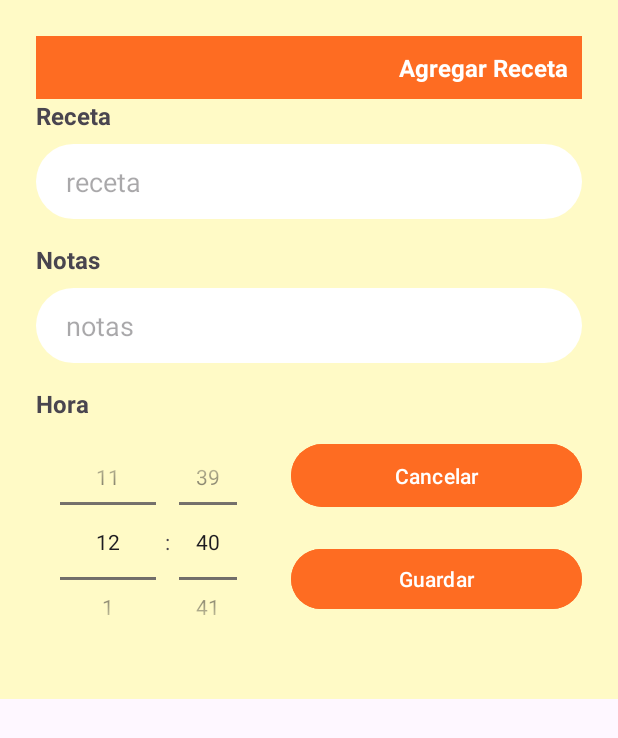
After one commit to fely-06/PROYECTO-MOVIL, an Android app: the layout fragment_agregar_receta_agenda.xml on its own in the app's theme, with its tools: preview values and no code run, on a phone screen of 412 x 824 dp. The commit adds this screen. Shown: the top 738 px of the screen. Run offline under Robolectric (Android 15) with nearby library versions, the phone set to English and light mode, and no system bars.

Commit message:
Actualizacion: Insert a agenda

```diff
--- a/app/src/main/java/com/example/smartmealsproyecto/ClassDetAgenda.kt
+++ b/app/src/main/java/com/example/smartmealsproyecto/ClassDetAgenda.kt
@@ -3,6 +3,7 @@ package com.example.smartmealsproyecto
 import java.sql.Time
 
 data class ClassDetAgenda(
+    val idAg: Int,
     val id: Int,
     val tipoCom: String,
     val nombre: String,
--- a/app/src/main/java/com/example/smartmealsproyecto/Graficas.kt
+++ b/app/src/main/java/com/example/smartmealsproyecto/Graficas.kt
@@ -82,7 +82,7 @@ class Graficas : Fragment() {
 
         // Configurar dataset
         val dataSet = BarDataSet(entries, "Veces usado")
-        dataSet.color = Color.parseColor("#FF6F00")
+        dataSet.color = Color.parseColor("#fe6c22")
         dataSet.valueTextSize = 12f
         dataSet.valueTextColor = Color.BLACK
 
--- /dev/null
+++ b/app/src/main/res/layout/fragment_agregar_receta_agenda.xml
@@ -0,0 +1,109 @@
+<?xml version="1.0" encoding="utf-8"?>
+<LinearLayout xmlns:android="http://schemas.android.com/apk/res/android"
+    android:layout_width="match_parent"
+    android:layout_height="wrap_content"
+    android:orientation="vertical"
+    android:background="@color/AmarilloClaro"
+    android:padding="24dp">
+
+    <LinearLayout
+        android:layout_width="match_parent"
+        android:layout_height="wrap_content"
+        android:padding="10dp"
+        android:background="@color/NaranjaFuerte"
+        >
+        <TextView
+            android:layout_width="match_parent"
+            android:layout_height="wrap_content"
+            android:text="Agregar Receta"
+            android:textStyle="bold"
+            android:textAlignment="textEnd"
+            android:textColor="@color/white"
+            android:textSize="16dp"
+            />
+
+    </LinearLayout>
+    <TextView
+        android:layout_width="wrap_content"
+        android:layout_height="wrap_content"
+        android:text="Receta"
+        android:textSize="16sp"
+        android:textStyle="bold" />
+
+    <EditText
+        android:id="@+id/recetanombre"
+        android:layout_width="match_parent"
+        android:layout_height="50dp"
+        android:hint="receta"
+        android:enabled="false"
+        android:layout_marginTop="8dp"
+        android:background="@drawable/editext_redondeado"
+        android:paddingStart="20dp"/>
+
+    <TextView
+        android:layout_width="wrap_content"
+        android:layout_height="wrap_content"
+        android:text="Notas"
+        android:textSize="16sp"
+        android:textStyle="bold"
+        android:layout_marginTop="16dp" />
+    <EditText
+        android:id="@+id/notas"
+        android:layout_width="match_parent"
+        android:layout_height="50dp"
+        android:hint="notas"
+        android:layout_marginTop="8dp"
+        android:background="@drawable/editext_redondeado"
+        android:paddingStart="20dp"/>
+
+    <LinearLayout
+        android:layout_width="match_parent"
+        android:layout_height="200dp"
+        android:orientation="horizontal">
+        <LinearLayout
+            android:layout_width="150dp"
+            android:layout_height="wrap_content"
+            android:orientation="vertical">
+            <TextView
+                android:layout_width="wrap_content"
+                android:layout_height="wrap_content"
+                android:text="Hora"
+                android:textSize="16sp"
+                android:textStyle="bold"
+                android:layout_marginTop="16dp" />
+            <TimePicker
+                android:id="@+id/timePic"
+                android:layout_width="wrap_content"
+                android:layout_height="wrap_content"
+                android:timePickerMode="spinner"
+                />
+        </LinearLayout>
+
+        <LinearLayout
+            android:layout_width="match_parent"
+            android:layout_height="wrap_content"
+            android:orientation="vertical"
+            android:layout_marginStart="20dp">
+            <Button
+                android:id="@+id/btncancelar"
+                android:layout_width="match_parent"
+                android:layout_height="50dp"
+                android:text="Cancelar"
+                android:backgroundTint="@color/NaranjaFuerte"
+                android:textColor="@color/white"
+                android:layout_marginTop="50dp"
+                />
+            <Button
+                android:id="@+id/btnguardar"
+                android:layout_width="match_parent"
+                android:layout_height="match_parent"
+                android:text="Guardar"
+                android:backgroundTint="@color/NaranjaFuerte"
+                android:textColor="@color/white"
+                android:layout_marginTop="20dp"
+                />
+        </LinearLayout>
+
+    </LinearLayout>
+
+</LinearLayout>
--- a/app/src/main/res/layout/fragment_calendario.xml
+++ b/app/src/main/res/layout/fragment_calendario.xml
@@ -38,7 +38,7 @@
     <CalendarView
         android:id="@+id/calend"
         android:layout_width="match_parent"
-        android:layout_height="400dp"
+        android:layout_height="390dp"
         android:background="@drawable/editext_redondeado"
         android:layout_marginTop="10dp"
         android:paddingBottom="20dp"
```
Also changed, not shown: app/src/main/java/com/example/smartmealsproyecto/AgregarRecetaAgenda.kt (added, +72 -0 lines), app/src/main/java/com/example/smartmealsproyecto/ClaseCRUD.kt (+42 -2 lines), app/src/main/java/com/example/smartmealsproyecto/DetalleAgenda.kt (+34 -1 lines), app/src/main/res/layout/fragment_detalle_agenda.xml (+9 -1 lines), app/src/main/res/layout/fragment_graficas.xml (+3 -4 lines).
